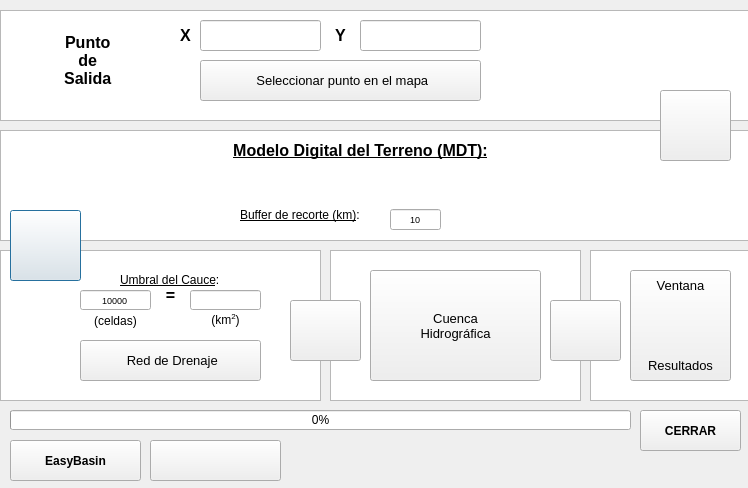
This is ui.resources/ui_BaseDialog.ui in AdrLBallesteros/EasyBasin as Qt 5 draws it before an edit. The edited form follows.
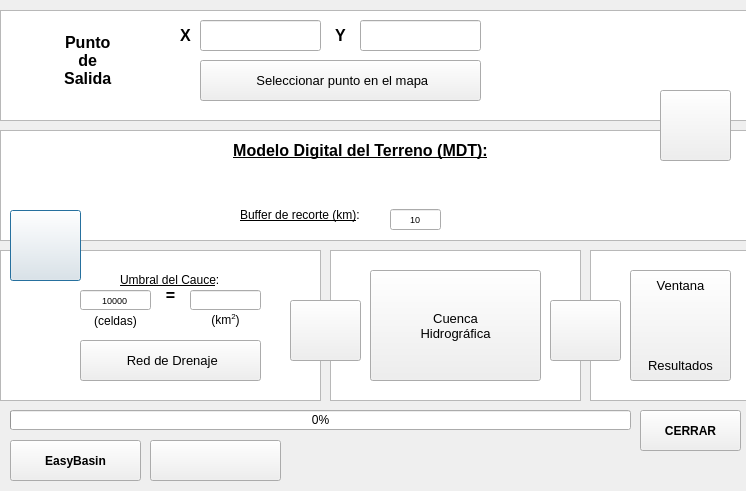
This is the edited form. Icons and pictures are not drawn. Custom widgets are drawn as their Qt base class.

Patch:
```diff
--- a/ui.resources/ui_BaseDialog.ui
+++ b/ui.resources/ui_BaseDialog.ui
@@ -6,8 +6,8 @@
    <rect>
     <x>0</x>
     <y>0</y>
-    <width>748</width>
-    <height>488</height>
+    <width>746</width>
+    <height>491</height>
    </rect>
   </property>
   <property name="focusPolicy">
@@ -674,9 +674,9 @@
   <widget class="QPushButton" name="pushButton_labelPath">
    <property name="geometry">
     <rect>
-     <x>550</x>
+     <x>420</x>
      <y>460</y>
-     <width>191</width>
+     <width>321</width>
      <height>20</height>
     </rect>
    </property>
```
Left out of the diff: 67 changed lines with no effect on the pictures.
